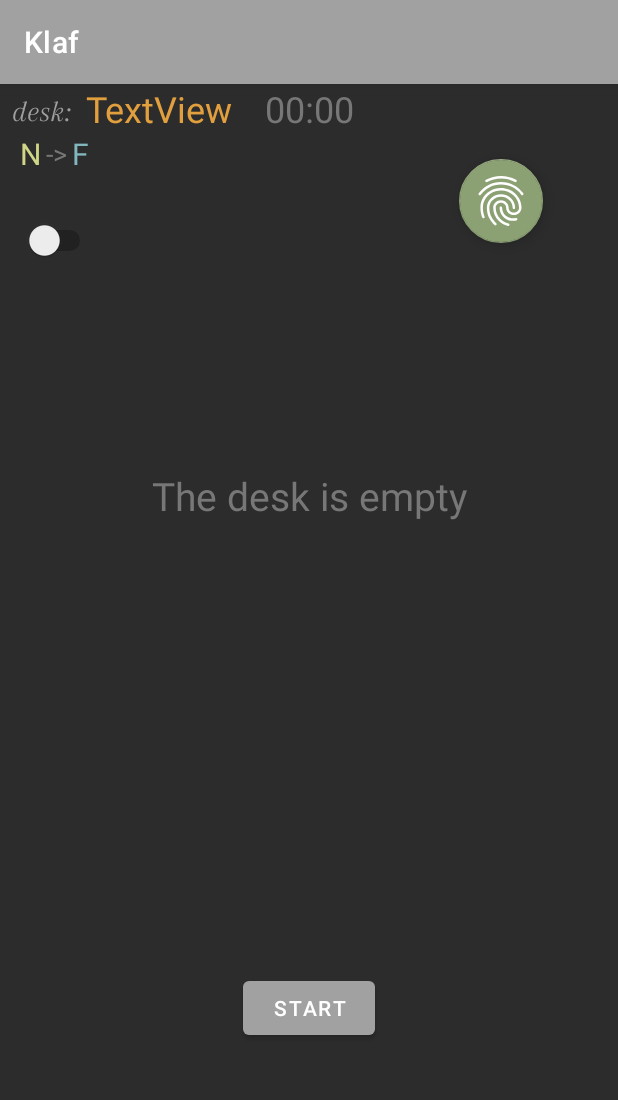
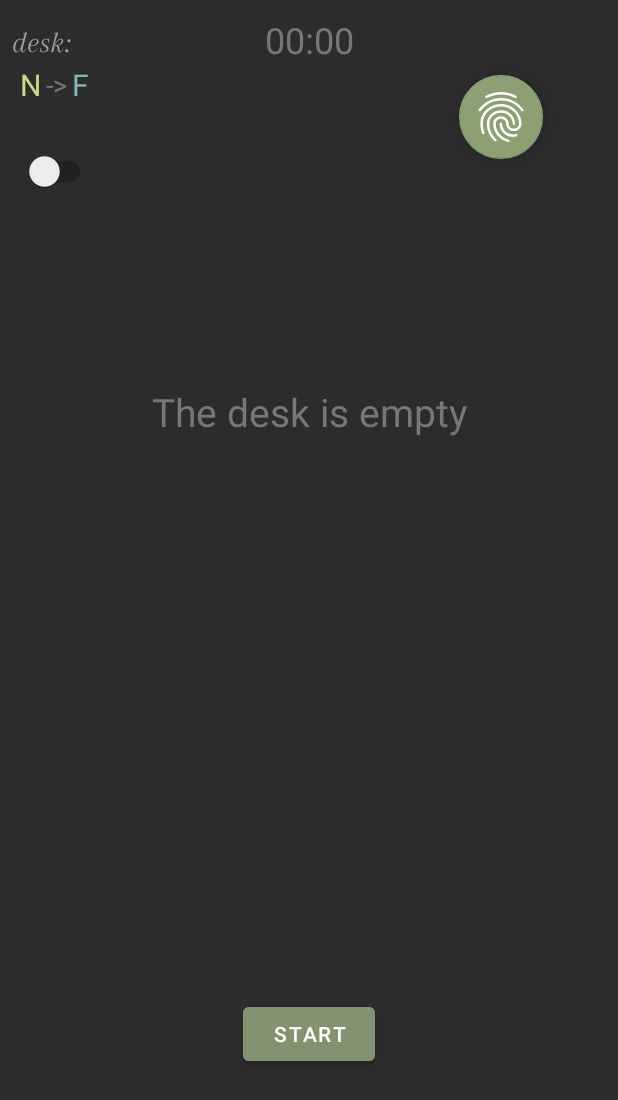
Before and after one commit to NikolayKuts/Klaf, an Android app: the LessonActivity screen opened directly, with no data from a screen before it, on a phone screen of 412 x 824 dp. Shown: the top 1100 px of the screen. Run offline under Robolectric (Android 15) with nearby library versions, the phone set to English and light mode, and no system bars; our stand-ins replace Room's generated code; 1 statement that could not run was skipped.

Commit message:
Refactor UI of main, lessong activities

```diff
--- a/app/src/main/java/com/example/klaf/DateWorker.java
+++ b/app/src/main/java/com/example/klaf/DateWorker.java
@@ -13,10 +13,10 @@ import java.util.concurrent.TimeUnit;
 
 public class DateWorker {
     private static final double DERATION_FACTOR = 0.07;
-    private static final double FIRST_DAY_FACTOR = 0.3;
-    private static final double SECOND_DAY_FACTOR = 0.4;
-    private static final double THIRD_DAY_FACTOR = 0.5;
-    private static final double FORTH_DAY_FACTOR = 0.7;
+    private static final double FIRST_DAY_FACTOR = 0.4;
+    private static final double SECOND_DAY_FACTOR = 0.6;
+    private static final double THIRD_DAY_FACTOR = 0.8;
+//    private static final double FORTH_DAY_FACTOR = 0.7;
     private static final double WHOLE_DAY_FACTOR = 1.0;
     private static final double DECREASE_FACTOR = 0.1;
 
@@ -93,9 +93,9 @@ public class DateWorker {
             case 3:
                 result = THIRD_DAY_FACTOR;
                 break;
-            case 4:
-                result = FORTH_DAY_FACTOR;
-                break;
+//            case 4:
+//                result = FORTH_DAY_FACTOR;
+//                break;
             default:
                 result = WHOLE_DAY_FACTOR;
         }
--- a/app/src/main/java/com/example/klaf/adapters/DeskAdapter.java
+++ b/app/src/main/java/com/example/klaf/adapters/DeskAdapter.java
@@ -69,7 +69,7 @@ public class DeskAdapter extends RecyclerView.Adapter<DeskAdapter.Holder> {
         holder.textViewCardsQuantity.setText(String.format(Locale.getDefault(), "%d", size));
         holder.textViewRepetitionDay.setText(String.format(Locale.getDefault(), "%d", desk.getRepetitionDay()));
         holder.textViewRepetitionQuantity.setText(String.format(Locale.getDefault(), "%d", desk.getRepetitionQuantity()));
-        holder.setBackgroundColor(position);
+        holder.setColorOnNameAndBackground(position);
     }
 
     @Override
@@ -112,11 +112,13 @@ public class DeskAdapter extends RecyclerView.Adapter<DeskAdapter.Holder> {
             });
         }
 
-        private void setBackgroundColor(int position) {
+        private void setColorOnNameAndBackground(int position) {
             if (position % 2 == 0) {
                 constraintLayout.setBackgroundColor(ContextCompat.getColor(constraintLayout.getContext(), R.color.item_desk_background_dark));
+                textViewDeskName.setTextColor(ContextCompat.getColor(constraintLayout.getContext(), R.color.item_desk_name_green));
             } else {
                 constraintLayout.setBackgroundColor(ContextCompat.getColor(constraintLayout.getContext(), R.color.transparent));
+                textViewDeskName.setTextColor(ContextCompat.getColor(constraintLayout.getContext(), R.color.item_desk_name_grey));
             }
         }
     }
--- a/app/src/main/java/com/example/klaf/screens/MainActivity.java
+++ b/app/src/main/java/com/example/klaf/screens/MainActivity.java
@@ -45,7 +45,6 @@ public class MainActivity extends AppCompatActivity {
     private MainViewModel viewModel;
     private List<Desk> desks;
     private List<Integer> cardQuantityInDesk;
-    private List<Card> cards;
     private DeskAdapter adapter;
     private RecyclerView recyclerView;
 
@@ -87,8 +86,6 @@ public class MainActivity extends AppCompatActivity {
         if (firstStart) {
             sharedPreferences.edit().putBoolean("first_start", false).apply();
         }
-
-//        deleteDatabase("klaf.db");
     }
 
     @Override
@@ -103,40 +100,7 @@ public class MainActivity extends AppCompatActivity {
         runRepetitionDayUpdater(firstStart);
         runRepetitionReminder(firstStart);
 
-
-//        viewModel.getDesks().observe(this, new Observer<List<Desk>>() {
-//            @Override
-//            public void onChanged(List<Desk> desksFromDB) {
-//                desks.clear();
-//                desks.addAll(desksFromDB);
-//                cardQuantityInDesk.clear();
-//                cardQuantityInDesk.addAll(viewModel.getCardQuantityList());
-//                adapter.notifyDataSetChanged();
-//            }
-//        });
-
-//        for (Desk desk : desks) {
-//            if (desk.getId() == 61) {
-//                desk.setScheduledDate(desk.getScheduledDate() + TimeUnit.MINUTES.toMillis(30));
-//            }
-//        }
-//        viewModel.insertDeskList(desks);
-        NotificationManager notificationManager = (NotificationManager) getSystemService(NOTIFICATION_SERVICE);
-        notificationManager.cancelAll();
-
-        Log.i("log", "onResume: " + new DateWorker().getFormattedDate(1614802145525L));
-
-
-        JobScheduler scheduler = (JobScheduler) getSystemService(JOB_SCHEDULER_SERVICE);
-//        scheduler.cancelAll();
-        List<JobInfo> jobInfos = scheduler.getAllPendingJobs();
-        Log.i("logi", "onResume: " + jobInfos.size());
-        int i = 0;
-        for (JobInfo jobinfo : jobInfos) {
-            Log.i("logi", "onResume: " + i++ + jobinfo.getId());
-        }
-
-
+        showInfoForChecking();
     }
 
     private void runRepetitionDayUpdater(boolean firstStart) {
@@ -282,7 +246,6 @@ public class MainActivity extends AppCompatActivity {
         Button buttonToAddCardActivity = dialog.findViewById(R.id.buttonToAddCardActivity);
 
         textViewTitle.setText(desk.getName());
-
         dialog.show();
 
         buttonCallDeletingDialog.setOnClickListener(v -> {
@@ -311,4 +274,16 @@ public class MainActivity extends AppCompatActivity {
         });
     }
 
+    private void showInfoForChecking() {
+        NotificationManager notificationManager = (NotificationManager) getSystemService(NOTIFICATION_SERVICE);
+        notificationManager.cancelAll();
+        JobScheduler scheduler = (JobScheduler) getSystemService(JOB_SCHEDULER_SERVICE);
+        List<JobInfo> jobInfos = scheduler.getAllPendingJobs();
+        Log.i("logi", "onResume: " + jobInfos.size());
+        int i = 0;
+        for (JobInfo jobinfo : jobInfos) {
+            Log.i("logi", "onResume: " + i++ + jobinfo.getId());
+        }
+    }
+
 }
--- a/app/src/main/res/layout/activity_lesson.xml
+++ b/app/src/main/res/layout/activity_lesson.xml
@@ -12,7 +12,7 @@
         android:id="@+id/textViewWord"
         android:layout_width="wrap_content"
         android:layout_height="wrap_content"
-        android:text="the desk is empty"
+        android:text="@string/the_desk_is_empty"
         android:textColor="#E8D743"
         android:textSize="26sp"
         app:layout_constraintEnd_toEndOf="parent"
@@ -30,51 +30,54 @@
         android:id="@+id/buttonTurn"
         android:layout_width="wrap_content"
         android:layout_height="wrap_content"
-        android:text="Turn"
+        android:backgroundTint="@color/green_button"
+        android:onClick="onClickTurn"
+        android:text="@string/button_turn"
         android:visibility="invisible"
-        android:onClick="onClickTurn"
         app:layout_constraintBottom_toBottomOf="parent"
         app:layout_constraintEnd_toEndOf="parent"
         app:layout_constraintStart_toStartOf="parent"
-        app:layout_constraintTop_toTopOf="@+id/guideline" />
+        app:layout_constraintTop_toTopOf="@+id/guideline"
+        app:layout_constraintVertical_bias="0.63" />
 
     <Button
         android:id="@+id/buttonEasy"
         android:layout_width="wrap_content"
         android:layout_height="wrap_content"
         android:onClick="onClickEasy"
-        android:text="Easy"
+        android:text="@string/button_easy"
+        android:backgroundTint="@color/green_button"
         android:visibility="invisible"
-        app:layout_constraintBottom_toBottomOf="parent"
+        app:layout_constraintBottom_toBottomOf="@+id/buttonGood"
         app:layout_constraintEnd_toEndOf="parent"
-        app:layout_constraintStart_toEndOf="@id/buttonGood"
-        app:layout_constraintTop_toBottomOf="@+id/buttonTurn"
-        app:layout_constraintVertical_bias="0.3" />
+        app:layout_constraintStart_toEndOf="@+id/buttonGood"
+        app:layout_constraintTop_toTopOf="@+id/buttonGood" />
 
     <Button
         android:id="@+id/buttonGood"
         android:layout_width="wrap_content"
         android:layout_height="wrap_content"
-        android:layout_marginEnd="12dp"
+        android:backgroundTint="@color/green_button"
         android:onClick="onClickGood"
-        android:text="Good"
+        android:text="@string/button_good"
         android:visibility="invisible"
-        app:layout_constraintBottom_toBottomOf="@+id/buttonEasy"
-        app:layout_constraintEnd_toStartOf="@+id/buttonEasy"
-        app:layout_constraintStart_toEndOf="@id/buttonBad"
-        app:layout_constraintTop_toTopOf="@+id/buttonEasy"
-        app:layout_constraintVertical_bias="0.0" />
+        app:layout_constraintBottom_toBottomOf="parent"
+        app:layout_constraintEnd_toEndOf="@+id/buttonTurn"
+        app:layout_constraintStart_toStartOf="@+id/buttonTurn"
+        app:layout_constraintTop_toBottomOf="@+id/buttonTurn"
+        app:layout_constraintVertical_bias="0.23000002" />
 
     <Button
         android:id="@+id/buttonBad"
         android:layout_width="wrap_content"
         android:layout_height="wrap_content"
-        android:text="Bad"
+        android:onClick="onClickBad"
+        android:text="@string/button_bad"
+        android:backgroundTint="@color/green_button"
         android:visibility="invisible"
-        android:onClick="onClickBad"
-        app:layout_constraintStart_toStartOf="parent"
         app:layout_constraintBottom_toBottomOf="@+id/buttonGood"
         app:layout_constraintEnd_toStartOf="@+id/buttonGood"
+        app:layout_constraintStart_toStartOf="parent"
         app:layout_constraintTop_toTopOf="@+id/buttonGood" />
 
     <androidx.recyclerview.widget.RecyclerView
@@ -89,9 +92,10 @@
         android:id="@+id/textViewTimeCounter"
         android:layout_width="wrap_content"
         android:layout_height="wrap_content"
-        android:text="00:0"
+        android:layout_marginTop="10dp"
+        android:text="@string/timer_zero"
+        android:textColor="@color/hint"
         android:textSize="24sp"
-        android:textColor="@color/hint"
         app:layout_constraintEnd_toEndOf="parent"
         app:layout_constraintStart_toStartOf="parent"
         app:layout_constraintTop_toTopOf="parent" />
@@ -109,7 +113,8 @@
         app:layout_constraintTop_toTopOf="parent"
         app:maxImageSize="40dp"
         app:srcCompat="@drawable/ic_baseline_fingerprint_24"
-        app:tint="@color/white" />
+        app:tint="@color/white"
+        android:contentDescription="@string/description_button_show_options" />
 
     <com.google.android.material.floatingactionbutton.FloatingActionButton
         android:id="@+id/floatingActionButtonAddCard"
@@ -125,7 +130,8 @@
         app:layout_constraintTop_toBottomOf="@+id/floatingActionButtonMain"
         app:maxImageSize="68dp"
         app:srcCompat="@drawable/ic_add"
-        app:tint="#BCB08C" />
+        app:tint="#BCB08C"
+        android:contentDescription="@string/description_button_add_card" />
 
     <com.google.android.material.floatingactionbutton.FloatingActionButton
         android:id="@+id/floatingActionButtonEditCard"
@@ -142,7 +148,8 @@
         app:layout_constraintTop_toBottomOf="@+id/floatingActionButton3"
         app:maxImageSize="30dp"
         app:srcCompat="@drawable/ic_edit"
-        app:tint="@color/white" />
+        app:tint="@color/white"
+        android:contentDescription="@string/description_button_edit_card" />
 
     <com.google.android.material.floatingactionbutton.FloatingActionButton
         android:id="@+id/floatingActionButton3"
@@ -158,7 +165,8 @@
         app:layout_constraintTop_toTopOf="@+id/floatingActionButtonMain"
         app:maxImageSize="35dp"
         app:srcCompat="@drawable/ic__delete_card"
-        app:tint="@color/white" />
+        app:tint="@color/white"
+        android:contentDescription="@string/description_button_delete_card" />
 
     <TextView
         android:id="@+id/textViewTitleDesk"
@@ -168,28 +176,31 @@
         android:fontFamily="@font/arapey_italic"
         android:paddingTop="3dp"
         android:paddingEnd="10dp"
-        android:text="desk:"
+        android:text="@string/title_desk"
         android:textColor="#9F9F9F"
         android:textSize="20sp"
         app:layout_constraintBottom_toBottomOf="@+id/textViewLessonDeskName"
         app:layout_constraintStart_toStartOf="parent"
-        app:layout_constraintTop_toTopOf="@+id/textViewLessonDeskName" />
+        app:layout_constraintTop_toTopOf="@+id/textViewLessonDeskName"
+        tools:ignore="RtlSymmetry" />
 
     <TextView
         android:id="@+id/textViewLessonDeskName"
         android:layout_width="wrap_content"
         android:layout_height="wrap_content"
-        android:text="TextView"
+        tools:text="TextView"
         android:textColor="#E19F3E"
         android:textSize="24sp"
+        app:layout_constraintBottom_toBottomOf="@+id/textViewTimeCounter"
         app:layout_constraintStart_toEndOf="@+id/textViewTitleDesk"
-        app:layout_constraintTop_toTopOf="parent" />
+        app:layout_constraintTop_toTopOf="@+id/textViewTimeCounter" />
 
     <Button
         android:id="@+id/buttonStartLesson"
         android:layout_width="wrap_content"
         android:layout_height="wrap_content"
-        android:text="Start"
+        android:text="@string/button_start"
+        android:backgroundTint="@color/green_button"
         android:onClick="onClickStartLesson"
         app:layout_constraintBottom_toBottomOf="@+id/buttonEasy"
         app:layout_constraintEnd_toEndOf="parent"
@@ -211,7 +222,7 @@
         android:id="@+id/textViewWordTypeFront"
         android:layout_width="wrap_content"
         android:layout_height="wrap_content"
-        android:text="N"
+        android:text="@string/native_word"
         android:padding="3dp"
         android:layout_marginStart="10dp"
         android:drawablePadding="20dp"
@@ -224,9 +235,9 @@
         android:id="@+id/textViewArrow"
         android:layout_width="wrap_content"
         android:layout_height="wrap_content"
-        android:text="->"
+        android:text="@string/arrow"
         android:textColor="@color/hint"
-        android:textSize="18dp"
+        android:textSize="18sp"
         app:layout_constraintBottom_toBottomOf="@+id/textViewWordTypeFront"
         app:layout_constraintStart_toEndOf="@+id/textViewWordTypeFront"
         app:layout_constraintTop_toTopOf="@+id/textViewWordTypeFront" />
@@ -237,7 +248,7 @@
         android:layout_height="wrap_content"
         android:drawablePadding="20dp"
         android:padding="3dp"
-        android:text="F"
+        android:text="@string/foreign_word"
         android:textColor="@color/word_back"
         android:textSize="20sp"
         app:layout_constraintStart_toEndOf="@+id/textViewArrow"
--- a/app/src/main/res/layout/activity_main.xml
+++ b/app/src/main/res/layout/activity_main.xml
@@ -29,9 +29,12 @@
         android:layout_marginBottom="55dp"
         android:clickable="true"
         android:onClick="onCreateDesk"
-        android:src="@drawable/ic_baseline_fingerprint_24"
+        app:srcCompat="@drawable/ic_baseline_fingerprint_24"
         app:backgroundTint="#89A568"
+        app:tint="@color/white"
+        app:maxImageSize="40dp"
         app:layout_constraintBottom_toBottomOf="parent"
-        app:layout_constraintEnd_toEndOf="parent" />
+        app:layout_constraintEnd_toEndOf="parent"
+        android:focusable="true" />
 
 </androidx.constraintlayout.widget.ConstraintLayout>
--- a/app/src/main/res/values-night/themes.xml
+++ b/app/src/main/res/values-night/themes.xml
@@ -1,6 +1,6 @@
 <resources xmlns:tools="http://schemas.android.com/tools">
     <!-- Base application theme. -->
-    <style name="Theme.Klaf" parent="Theme.MaterialComponents.DayNight.DarkActionBar">
+    <style name="Theme.Klaf" parent="Theme.MaterialComponents.DayNight.NoActionBar">
         <!-- Primary brand color. -->
         <item name="colorPrimary">@color/purple_200</item>
         <item name="colorPrimaryVariant">@color/purple_700</item>
--- a/app/src/main/res/values/colors.xml
+++ b/app/src/main/res/values/colors.xml
@@ -18,4 +18,7 @@
     <color name="item_desk_background_dark">#6A656565</color>
     <color name="scheduled_date">#CD933D</color>
     <color name="scheduled_date_delay">#DC7971</color>
+    <color name="item_desk_name_green">#9DC174</color>
+    <color name="item_desk_name_grey">#B3B3B3</color>
+    <color name="green_button">#839371</color>
 </resources>
--- a/app/src/main/res/values/strings.xml
+++ b/app/src/main/res/values/strings.xml
@@ -1,11 +1,18 @@
 <resources>
     <string name="app_name">Klaf</string>
-
-    <string-array name="test">
-        <item>fdadfafasdfasdfasddsf</item>
-        <item>fdadfasfasdfasdfadsf</item>
-        <item>fdadfafasddsf</item>
-        <item>fdadffasdfasdadsf</item>
-        <item>fdadffasdfasdfadsf</item>
-    </string-array>
+    <string name="the_desk_is_empty">the desk is empty</string>
+    <string name="button_turn">Turn</string>
+    <string name="button_easy">Easy</string>
+    <string name="button_good">Good</string>
+    <string name="button_bad">Bad</string>
+    <string name="timer_zero">00:0</string>
+    <string name="title_desk">desk:</string>
+    <string name="button_start">Start</string>
+    <string name="native_word">N</string>
+    <string name="arrow"><![CDATA[->]]></string>
+    <string name="foreign_word">F</string>
+    <string name="description_button_show_options">Button show options</string>
+    <string name="description_button_add_card">button add card</string>
+    <string name="description_button_edit_card">button edit card</string>
+    <string name="description_button_delete_card">button delete card</string>
 </resources>
--- a/app/src/main/res/values/themes.xml
+++ b/app/src/main/res/values/themes.xml
@@ -1,9 +1,9 @@
 <resources xmlns:tools="http://schemas.android.com/tools">
     <!-- Base application theme. -->
-    <style name="Theme.Klaf" parent="Theme.MaterialComponents.DayNight.DarkActionBar">
+    <style name="Theme.Klaf" parent="Theme.MaterialComponents.DayNight.NoActionBar">
         <!-- Primary brand color. -->
-        <item name="colorPrimary">#A1A1A1</item>
-        <item name="colorPrimaryVariant">@color/purple_700</item>
+        <item name="colorPrimary">@color/app_background</item>
+        <item name="colorPrimaryVariant">@color/app_background</item>
         <item name="colorOnPrimary">@color/white</item>
         <!-- Secondary brand color. -->
         <item name="colorSecondary">#BD9A31</item>
```
Also changed, not shown: 3 other files.
